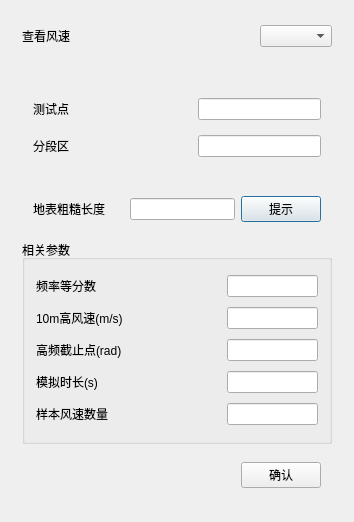
First picture: the form in TW/RandomWind.ui, repository Shixuku/Tower-Visual, before the edit.
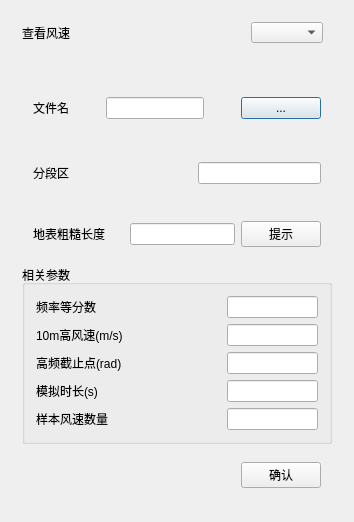
Second picture: the form after the edit.

Commit message: 1.更新了范理的动态链接库，现在可以运行debug 2.增加了模型分风区的单元集，修改了风荷载部分的输出文件

What changed in the file:
```diff
--- a/TW/RandomWind.ui
+++ b/TW/RandomWind.ui
@@ -13,9 +13,15 @@
   <property name="windowTitle">
    <string>RandomWind</string>
   </property>
-  <layout class="QGridLayout" name="gridLayout">
-   <item row="0" column="0">
     <widget class="QWidget" name="widget_5" native="true">
+   <property name="geometry">
+    <rect>
+     <x>11</x>
+     <y>11</y>
+     <width>323</width>
+     <height>43</height>
+    </rect>
+   </property>
      <property name="maximumSize">
       <size>
        <width>16777215</width>
@@ -48,10 +54,71 @@
       </item>
      </layout>
     </widget>
-   </item>
-   <item row="1" column="0">
     <widget class="QWidget" name="widget_3" native="true">
+   <property name="geometry">
+    <rect>
+     <x>11</x>
+     <y>68</y>
+     <width>332</width>
+     <height>443</height>
+    </rect>
+   </property>
      <layout class="QVBoxLayout" name="verticalLayout">
+    <item>
+     <widget class="QWidget" name="widget_6" native="true">
+      <property name="maximumSize">
+       <size>
+        <width>16777215</width>
+        <height>100</height>
+       </size>
+      </property>
+      <layout class="QGridLayout" name="gridLayout_5">
+       <item row="0" column="2">
+        <widget class="QLineEdit" name="lineEdit_fileName"/>
+       </item>
+       <item row="0" column="0">
+        <widget class="QLabel" name="label_5">
+         <property name="text">
+          <string>文件名</string>
+         </property>
+        </widget>
+       </item>
+       <item row="0" column="4">
+        <widget class="QPushButton" name="btn_fileName">
+         <property name="text">
+          <string>...</string>
+         </property>
+        </widget>
+       </item>
+       <item row="0" column="1">
+        <spacer name="horizontalSpacer_6">
+         <property name="orientation">
+          <enum>Qt::Horizontal</enum>
+         </property>
+         <property name="sizeHint" stdset="0">
+          <size>
+           <width>40</width>
+           <height>20</height>
+          </size>
+         </property>
+        </spacer>
+       </item>
+       <item row="0" column="3">
+        <spacer name="horizontalSpacer_2">
+         <property name="orientation">
+          <enum>Qt::Horizontal</enum>
+         </property>
+         <property name="sizeHint" stdset="0">
+          <size>
+           <width>40</width>
+           <height>20</height>
+          </size>
+         </property>
+        </spacer>
+       </item>
+      </layout>
+     </widget>
+    </item>
       <item>
        <widget class="QWidget" name="widget" native="true">
         <property name="maximumSize">
@@ -62,36 +129,16 @@
         </property>
         <layout class="QGridLayout" name="gridLayout_4">
          <item row="0" column="2">
-          <widget class="QLineEdit" name="lineEdit_points"/>
-         </item>
-         <item row="0" column="1">
-          <spacer name="horizontalSpacer_2">
-           <property name="orientation">
-            <enum>Qt::Horizontal</enum>
-           </property>
-           <property name="sizeHint" stdset="0">
-            <size>
-             <width>49</width>
-             <height>20</height>
-            </size>
-           </property>
-          </spacer>
+        <widget class="QLineEdit" name="lineEdit_segment"/>
          </item>
          <item row="0" column="0">
-          <widget class="QLabel" name="label">
-           <property name="text">
-            <string>测试点</string>
-           </property>
-          </widget>
-         </item>
-         <item row="1" column="0">
           <widget class="QLabel" name="label_4">
            <property name="text">
             <string>分段区</string>
            </property>
           </widget>
          </item>
-         <item row="1" column="1">
+       <item row="0" column="1">
           <spacer name="horizontalSpacer_4">
            <property name="orientation">
             <enum>Qt::Horizontal</enum>
@@ -104,9 +151,6 @@
            </property>
           </spacer>
          </item>
-         <item row="1" column="2">
-          <widget class="QLineEdit" name="lineEdit_segment"/>
-         </item>
         </layout>
        </widget>
       </item>
@@ -351,8 +395,6 @@
       </item>
      </layout>
     </widget>
-   </item>
-  </layout>
  </widget>
  <layoutdefault spacing="6" margin="11"/>
  <resources/>
```
Lines whose indentation alone changed are shown as unchanged. The commit also changes 24 other files.
